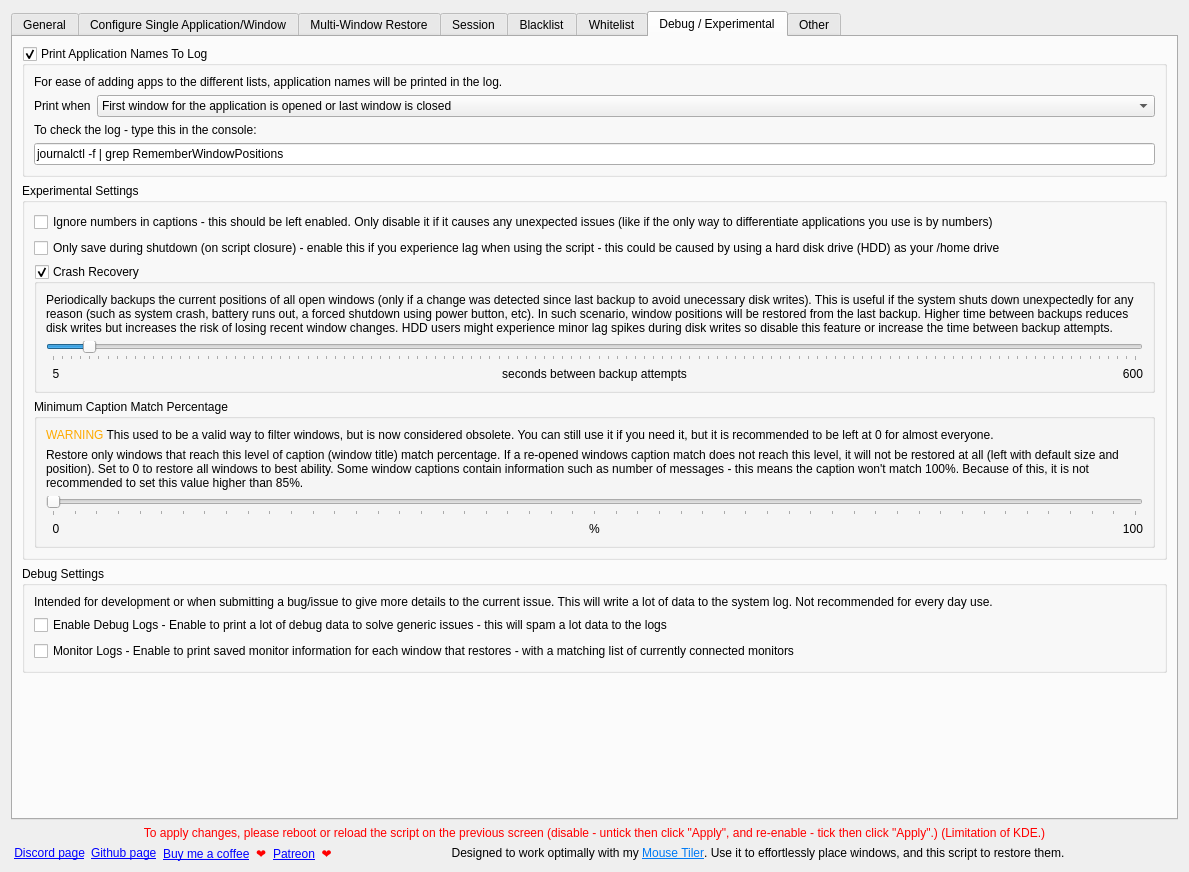
First picture: the form in src/contents/ui/config.ui, repository rxappdev/RememberWindowPositions, before the edit.
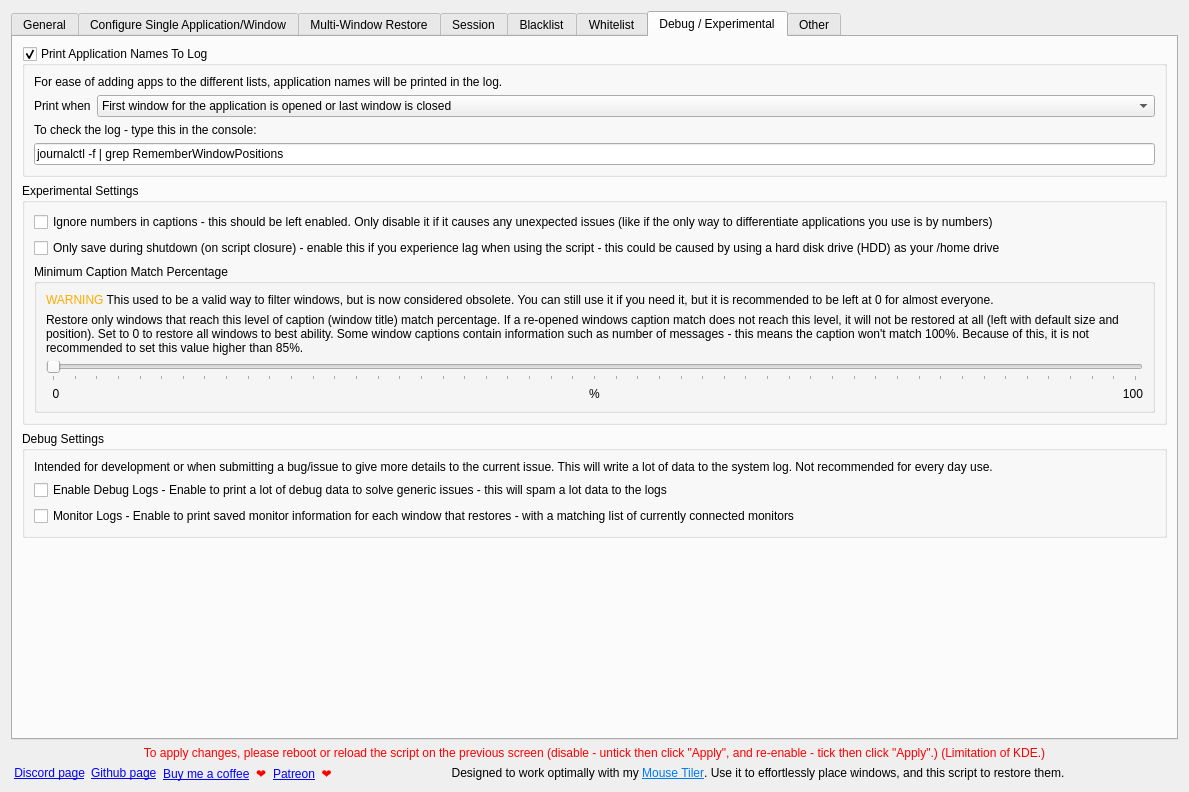
Second picture: the form after the edit. The open tabs and pages were chosen to show the change. Icons and pictures are not drawn.

Commit message: Revert "Feature/live window backup"

What changed in the file:
```diff
--- a/src/contents/ui/config.ui
+++ b/src/contents/ui/config.ui
@@ -7,7 +7,7 @@
     <x>0</x>
     <y>0</y>
     <width>1189</width>
-    <height>872</height>
+    <height>792</height>
    </rect>
   </property>
   <layout class="QVBoxLayout" name="verticalLayout">
@@ -1198,84 +1198,6 @@
             </property>
            </widget>
           </item>
-          <item>
-           <widget class="QGroupBox" name="kcfg_liveBackup">
-            <property name="title">
-             <string>Crash Recovery</string>
-            </property>
-            <property name="checkable">
-             <bool>true</bool>
-            </property>
-            <layout class="QVBoxLayout" name="verticalLayout_liveBackup">
-             <item>
-              <widget class="QLabel" name="label_liveBackupExplanation">
-               <property name="text">
-                <string>Periodically backups the current positions of all open windows (only if a change was detected since last backup to avoid unecessary disk writes). This is useful if the system shuts down unexpectedly for any reason (such as system crash, battery runs out, a forced shutdown using power button, etc). In such scenario, window positions will be restored from the last backup. Higher time between backups reduces disk writes but increases the risk of losing recent window changes. HDD users might experience minor lag spikes during disk writes so disable this feature or increase the time between backup attempts.</string>
-               </property>
-               <property name="wordWrap">
-                <bool>true</bool>
-               </property>
-              </widget>
-             </item>
-             <item>
-              <widget class="QSlider" name="kcfg_liveBackupInterval">
-               <property name="minimum">
-                <number>5</number>
-               </property>
-               <property name="maximum">
-                <number>600</number>
-               </property>
-               <property name="singleStep">
-                <number>5</number>
-               </property>
-               <property name="value">
-                <number>25</number>
-               </property>
-               <property name="orientation">
-                <enum>Qt::Orientation::Horizontal</enum>
-               </property>
-               <property name="tickPosition">
-                <enum>QSlider::TickPosition::TicksBelow</enum>
-               </property>
-               <property name="tickInterval">
-                <number>5</number>
-               </property>
-              </widget>
-             </item>
-             <item>
-              <layout class="QHBoxLayout" name="hBoxLayout_liveBackupInterval">
-               <item>
-                <widget class="QLabel" name="label_liveBackupIntervalMin">
-                 <property name="text">
-                  <string>  5</string>
-                 </property>
-                </widget>
-               </item>
-               <item>
-                <widget class="QLabel" name="label_liveBackupIntervalInfo">
-                 <property name="text">
-                  <string>seconds between backup attempts</string>
-                 </property>
-                 <property name="alignment">
-                  <set>Qt::AlignmentFlag::AlignCenter</set>
-                 </property>
-                </widget>
-               </item>
-               <item>
-                <widget class="QLabel" name="label_liveBackupIntervalMax">
-                 <property name="text">
-                  <string>600</string>
-                 </property>
-                 <property name="alignment">
-                  <set>Qt::AlignmentFlag::AlignRight|Qt::AlignmentFlag::AlignTrailing|Qt::AlignmentFlag::AlignVCenter</set>
-                 </property>
-                </widget>
-               </item>
-              </layout>
-             </item>
-            </layout>
-           </widget>
-          </item>
           <item>
            <widget class="QGroupBox" name="groupBox_minimumCaptionMatch">
             <property name="title">
```
Left out of the diff: 8 changed lines with no effect on the pictures. The commit also changes 3 other files.
